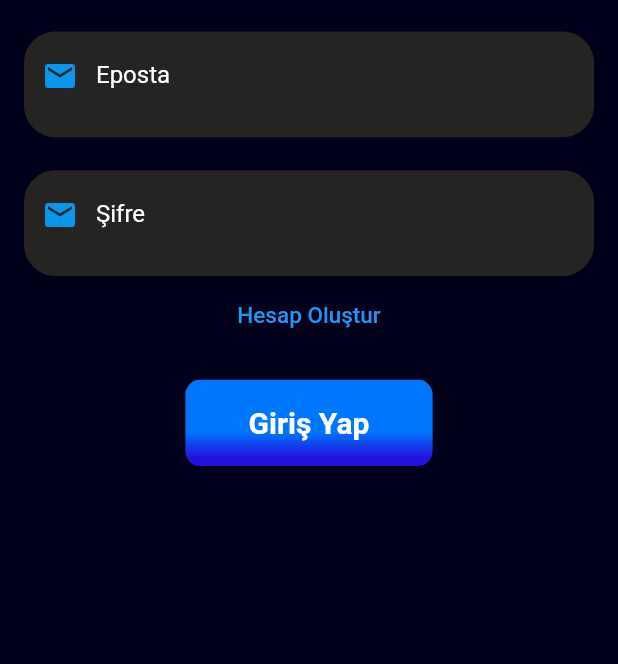
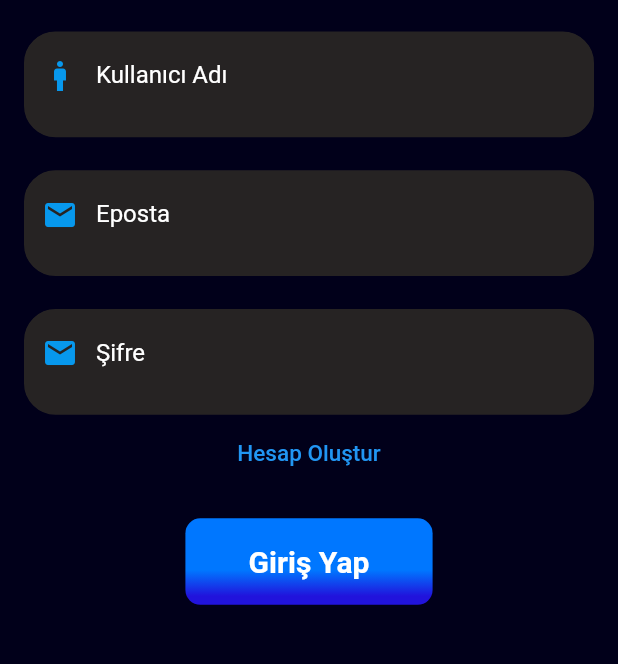
Before and after one commit to atesbey-design/3301456_203301028, a Flutter app: the GirisAlani screen opened directly, on a phone screen of 412 x 824 dp, the part 399-1063 px from its top. Run offline on Flutter 3.47's test engine with Material 2 defaults, Android fonts, the phone set to English and light mode, and no system bars; our stand-ins replace cloud_firestore, firebase_core, shared_preferences, youtube_player_iframe; missing offline and left inert: search_page; accounts and stored records are empty; network calls fail.

Commit message:
Başka apiden veri çekildi,işlendi

```diff
--- a/lib/HomePage.dart
+++ b/lib/HomePage.dart
@@ -1,7 +1,8 @@
 import 'package:flutter/cupertino.dart';
 import 'package:flutter/material.dart';
+import 'package:spotifycode/Pages/firestoreUsers.dart';
 import 'package:spotifycode/Pages/home.dart';
-import 'package:spotifycode/Pages/library.dart';
+
 import 'package:spotifycode/Pages/oneMusicArea.dart';
 import 'package:spotifycode/Pages/search.dart';
 import 'package:spotifycode/Pages/setting.dart';
@@ -48,7 +49,7 @@ class _HomePageState extends State<HomePage> {
     if (selectedIndex == 0) {
       child = homePageBuild();
     } else if (selectedIndex == 1) {
-      child = oneMusic(Data);
+      child = usersData();
     } else if (selectedIndex == 2) {
       child = searchPageBuild();
     } else if (selectedIndex == 3) {
--- a/lib/Pages/catagorylist.dart
+++ b/lib/Pages/catagorylist.dart
@@ -1,7 +1,7 @@
 import 'package:flutter/material.dart';
 import 'package:flutter/widgets.dart';
 import 'package:spotifycode/Pages/home.dart';
-import 'package:spotifycode/Pages/library.dart';
+
 import 'package:spotifycode/Pages/musicInfo.dart';
 import 'package:spotifycode/Pages/oneMusicArea.dart';
 import 'package:spotifycode/Pages/setting.dart';
@@ -125,7 +125,6 @@ class _oneCatagoryAreaState extends State<oneCatagoryArea> {
                           },
                           child: Row(
                             children: [
-
                               Image(
                                 image: AssetImage(
                                     "assets/elements/categoryimage$index.jpg"),
@@ -134,7 +133,6 @@ class _oneCatagoryAreaState extends State<oneCatagoryArea> {
                                 height: 70,
                               ),
                               SizedBox(width: 20),
-
                               MaterialButton(
                                 onPressed: () {
                                   Navigator.push(
--- a/lib/Pages/oneMusicArea.dart
+++ b/lib/Pages/oneMusicArea.dart
@@ -17,11 +17,9 @@ class _oneMusicState extends State<oneMusic> {
   int data = 0;
   _oneMusicState(int data) {
     this.data = data;
-
   }
   @override
   Widget build(BuildContext context) {
-
     final screenSize = MediaQuery.of(context).size;
     return Container(
       width: screenSize.width,
--- a/lib/Pages/setting.dart
+++ b/lib/Pages/setting.dart
@@ -1,6 +1,7 @@
 import 'package:flutter/material.dart';
 import 'package:spotifycode/HomePage.dart';
 import 'package:spotifycode/Pages/report.dart';
+import 'package:spotifycode/gloabalVairable.dart';
 import 'package:spotifycode/main.dart';
 
 class settingPage extends StatefulWidget {
@@ -79,7 +80,7 @@ class _fullSizeBackgroundState extends State<fullSizeBackground> {
                     child: Padding(
                       padding: const EdgeInsets.only(top: 30, left: 40),
                       child: Text(
-                        "ATEŞ POTİFY AYARLARI",
+                        "${UserName} POTİFY AYARLARI",
                         style: TextStyle(
                             color: Colors.white,
                             fontWeight: FontWeight.bold,
@@ -284,7 +285,6 @@ class _fullSizeBackgroundState extends State<fullSizeBackground> {
                           value: odemeiptal,
                           onChanged: (value) {
                             setState(() {
-
                               _showMyDialog(context);
                               odemeiptal = false;
                             });
--- /dev/null
+++ b/lib/gloabalVairable.dart
@@ -0,0 +1 @@
+var UserName;
--- a/lib/usersArea/login.dart
+++ b/lib/usersArea/login.dart
@@ -1,12 +1,13 @@
+import 'package:cloud_firestore/cloud_firestore.dart';
 import 'package:flutter/material.dart';
+import 'package:shared_preferences/shared_preferences.dart';
 import 'package:spotifycode/HomePage.dart';
 
 import 'package:spotifycode/Pages/home.dart';
 import 'package:spotifycode/createAccount.dart';
+import 'package:spotifycode/gloabalVairable.dart';
 import 'package:spotifycode/main.dart';
 import 'package:spotifycode/services/auth_service.dart';
-
-import 'package:spotifycode/usersArea/kullaniciBilgileri.dart';
 
 class GirisAlani extends StatefulWidget {
   @override
@@ -16,12 +17,36 @@ class GirisAlani extends StatefulWidget {
 class GirisSayfasi extends State<GirisAlani> {
   final TextEditingController _emailController = TextEditingController();
   final TextEditingController _passwordController = TextEditingController();
+  final TextEditingController _userName = TextEditingController();
 
   AuthService _authService = AuthService();
+
+  //LocalStorage başlangıç kısmı
+  setUserName() async {
+    SharedPreferences pref = await SharedPreferences.getInstance();
+    pref.setString("userName", UserName);
+  }
+
+  getUserName() async {
+    SharedPreferences pref = await SharedPreferences.getInstance();
+    setState(() {
+      UserName = pref.getString("userName");
+      if (UserName == null) {
+        UserName = "";
+      }
+    });
+  }
+
+  void initState() {
+    super.initState();
+    getUserName();
+  }
 
   @override
   Widget build(BuildContext context) {
     final screenSize = MediaQuery.of(context).size;
+    //sHARED Preferences ile local storage oluşturma
+
     return Scaffold(
         backgroundColor: Colors.blue,
         appBar: AppBar(
@@ -64,6 +89,50 @@ class GirisSayfasi extends State<GirisAlani> {
 
                           //Bu kısıma spotify logosu gelecek
                           child: Image(image: AssetImage("assets/LOGO.png"))),
+                    ),
+                  ),
+                  Padding(
+                    padding: const EdgeInsets.only(
+                        left: 15.0, right: 15.0, top: 20, bottom: 0),
+                    //padding: EdgeInsets.symmetric(horizontal: 15),
+                    child: Container(
+                      width: screenSize.width,
+                      height: screenSize.height * .088,
+                      decoration: BoxDecoration(
+                        borderRadius: BorderRadius.circular(22),
+                        border: Border.all(
+                          color: Color.fromARGB(255, 1, 0, 26),
+                        ),
+                        color: Color.fromARGB(255, 38, 35, 35),
+                      ),
+                      child: new TextField(
+                        cursorColor: Colors.white,
+                        controller: _userName,
+                        style: TextStyle(color: Colors.white),
+                        textAlign: TextAlign.center,
+                        decoration: new InputDecoration(
+                            enabledBorder: OutlineInputBorder(
+                                borderSide: BorderSide(
+                              color: Colors.transparent,
+                            )),
+                            focusedBorder: OutlineInputBorder(
+                                borderSide: BorderSide(
+                              color: Colors.transparent,
+                            )),
+                            border: new OutlineInputBorder(
+                                borderSide: new BorderSide(
+                                    color: Color.fromARGB(255, 6, 253, 228))),
+                            hintText: 'Kullanıcı Adını Gir',
+                            labelText: 'Kullanıcı Adı',
+                            labelStyle: TextStyle(color: Colors.white),
+                            hintStyle: TextStyle(
+                                color: Color.fromARGB(153, 255, 255, 255)),
+                            prefixIcon: const Icon(
+                              Icons.man,
+                              color: Color.fromARGB(255, 7, 152, 237),
+                            ),
+                            suffixStyle: const TextStyle(color: Colors.green)),
+                      ),
                     ),
                   ),
                   Padding(
@@ -175,6 +244,11 @@ class GirisSayfasi extends State<GirisAlani> {
                     padding: const EdgeInsets.only(top: 20),
                     child: MaterialButton(
                       onPressed: () {
+                        setState(() {
+                          UserName = _userName.text;
+                        });
+                        setUserName();
+
                         _authService
                             .signIn(
                                 _emailController.text, _passwordController.text)
@@ -182,7 +256,7 @@ class GirisSayfasi extends State<GirisAlani> {
                           return Navigator.push(
                               context,
                               MaterialPageRoute(
-                                  builder: (context) => homePages()));
+                                  builder: (context) => HomePage()));
                         });
                       },
                       child: Container(
@@ -214,7 +288,7 @@ class GirisSayfasi extends State<GirisAlani> {
                         ),
                       ),
                     ),
-                  )
+                  ),
                 ],
               ),
             ),
--- a/pubspec.yaml
+++ b/pubspec.yaml
@@ -33,6 +33,7 @@ dependencies:
   youtube_player_flutter: ^8.0.0
   search_page: ^2.0.0+1
   youtube_player_iframe: ^2.2.2
+
   # The following adds the Cupertino Icons font to your application.
   # Use with the CupertinoIcons class for iOS style icons.
   cupertino_icons: ^1.0.2
@@ -53,6 +54,8 @@ dependencies:
   firebase_auth: ^3.3.18
   firebase_core: ^1.17.0
   cloud_firestore: ^3.1.16
+  shared_preferences: ^2.0.15
+
 
 
 
```
Also changed, not shown: lib/Pages/firestoreUsers.dart (added, +79 -0 lines), lib/Pages/library.dart (deleted, +0 -15 lines), lib/main.dart (+6 -3 lines), lib/model/apiServices/post.dart (added, +39 -0 lines), lib/model/apiServices/post_services.dart (added, +22 -0 lines), lib/model/apiServices/postmodel.dart (added, +52 -0 lines), lib/usersArea/kullaniciBilgileri.dart (deleted, +0 -24 lines), pubspec.lock. Lines whose indentation alone changed are shown as unchanged.
